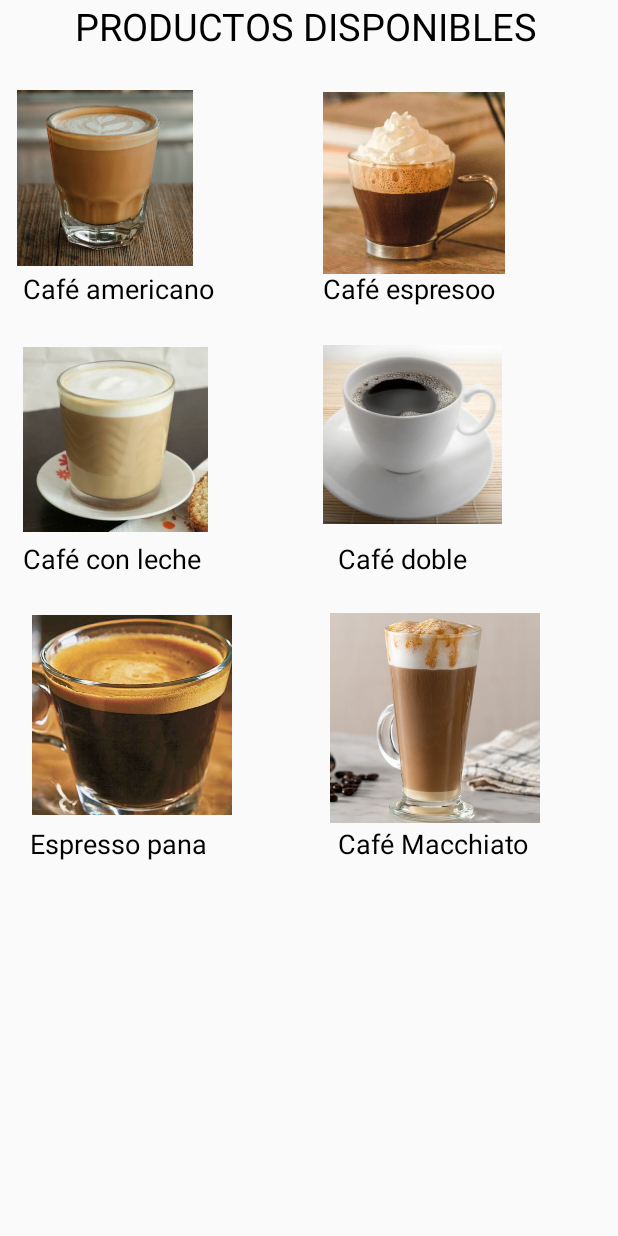
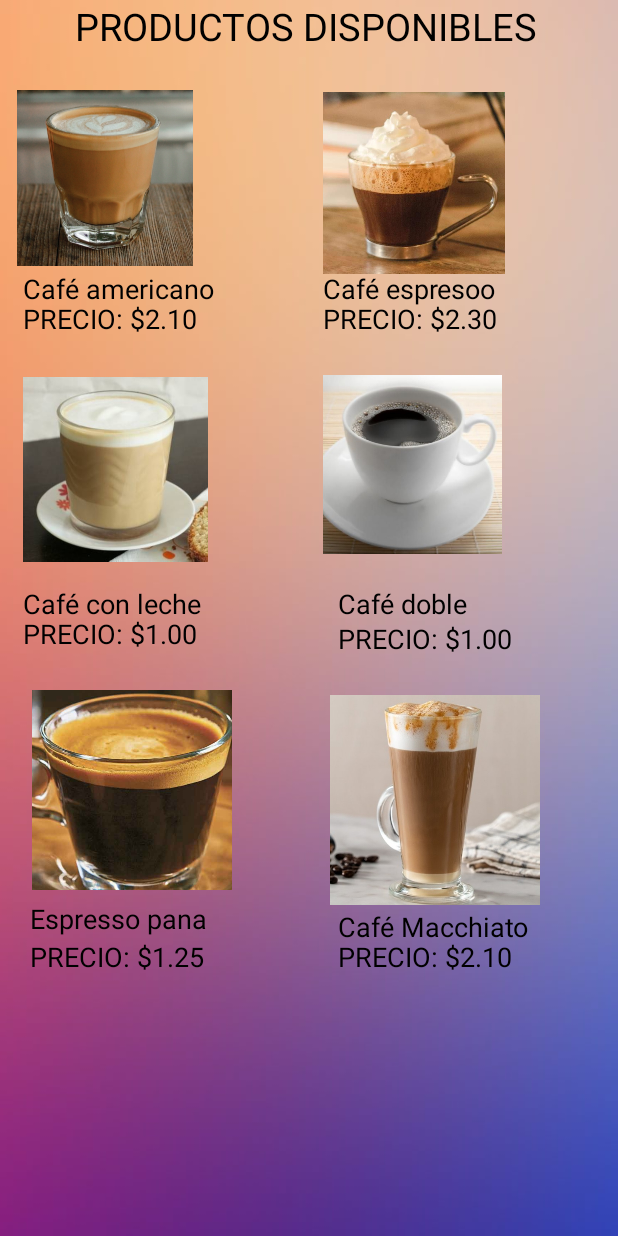
Before and after one commit to kathylopez133/Programacionlll, an Android app: the layout fragment_gallery.xml on its own in the app's theme, with its tools: preview values and no code run, on a phone screen of 412 x 824 dp. Run offline under Robolectric (Android 15) with nearby library versions, the phone set to English and light mode, and no system bars.

Commit message:
proyecto final pantalla

```diff
--- a/app/src/main/java/com/example/programacionlll/MainActivity2.java
+++ b/app/src/main/java/com/example/programacionlll/MainActivity2.java
@@ -52,4 +52,5 @@ public class MainActivity2 extends AppCompatActivity {
         return NavigationUI.navigateUp(navController, mAppBarConfiguration)
                 || super.onSupportNavigateUp();
     }
+
 }
--- a/app/src/main/res/layout/fragment_gallery.xml
+++ b/app/src/main/res/layout/fragment_gallery.xml
@@ -4,6 +4,7 @@
     xmlns:tools="http://schemas.android.com/tools"
     android:layout_width="match_parent"
     android:layout_height="match_parent"
+    android:background="@drawable/fondo"
     tools:context=".ui.gallery.GalleryFragment">
 
 
@@ -33,6 +34,16 @@
         android:textColor="@android:color/black"
         android:text="Café americano" />
 
+    <TextView
+        android:id="@+id/textView8"
+        android:layout_width="wrap_content"
+        android:layout_height="wrap_content"
+        android:layout_marginLeft="15dp"
+        android:layout_marginTop="200dp"
+        android:textSize="18sp"
+        android:textColor="@android:color/black"
+        android:text="PRECIO: $2.10" />
+
     <ImageView
         android:id="@+id/imgespresso"
         android:layout_width="121dp"
@@ -49,12 +60,21 @@
         android:textSize="18sp"
         android:textColor="@android:color/black"
         android:text="Café espresoo" />
+    <TextView
+        android:id="@+id/textView9"
+        android:layout_width="wrap_content"
+        android:layout_height="wrap_content"
+        android:layout_marginLeft="215dp"
+        android:layout_marginTop="200dp"
+        android:textSize="18sp"
+        android:textColor="@android:color/black"
+        android:text="PRECIO: $2.30" />
 
     <ImageView
         android:id="@+id/imgcafeconleche"
         android:layout_width="123dp"
         android:layout_height="145dp"
-        android:layout_marginTop="220dp"
+        android:layout_marginTop="240dp"
         android:layout_marginLeft="15dp"
         android:src="@mipmap/cafeconleche" />
 
@@ -63,16 +83,26 @@
         android:layout_width="wrap_content"
         android:layout_height="wrap_content"
         android:layout_marginLeft="15dp"
-        android:layout_marginTop="360dp"
+        android:layout_marginTop="390dp"
         android:textSize="18sp"
         android:textColor="@android:color/black"
         android:text="Café con leche" />
+
+    <TextView
+        android:id="@+id/textView10"
+        android:layout_width="wrap_content"
+        android:layout_height="wrap_content"
+        android:layout_marginLeft="15dp"
+        android:layout_marginTop="410dp"
+        android:textSize="18sp"
+        android:textColor="@android:color/black"
+        android:text="PRECIO: $1.00" />
 
     <ImageView
         android:id="@+id/imgdoble"
         android:layout_width="119dp"
         android:layout_height="139dp"
-        android:layout_marginTop="220dp"
+        android:layout_marginTop="240dp"
         android:layout_marginLeft="215dp"
         android:src="@mipmap/doble" />
 
@@ -81,16 +111,25 @@
         android:layout_width="wrap_content"
         android:layout_height="wrap_content"
         android:layout_marginLeft="225dp"
-        android:layout_marginTop="360dp"
+        android:layout_marginTop="390dp"
         android:textSize="18sp"
         android:textColor="@android:color/black"
         android:text="Café doble" />
+    <TextView
+        android:id="@+id/textView11"
+        android:layout_width="wrap_content"
+        android:layout_height="wrap_content"
+        android:layout_marginLeft="225dp"
+        android:layout_marginTop="413dp"
+        android:textSize="18sp"
+        android:textColor="@android:color/black"
+        android:text="PRECIO: $1.00" />
 
     <ImageView
         android:id="@+id/imgpana"
         android:layout_width="145dp"
         android:layout_height="133dp"
-        android:layout_marginTop="410dp"
+        android:layout_marginTop="460dp"
         android:layout_marginLeft="15dp"
         android:src="@mipmap/espressopana" />
 
@@ -99,27 +138,47 @@
         android:layout_width="wrap_content"
         android:layout_height="wrap_content"
         android:layout_marginLeft="20dp"
-        android:layout_marginTop="550dp"
+        android:layout_marginTop="600dp"
         android:textSize="18sp"
         android:textColor="@android:color/black"
         android:text="Espresso pana" />
+
+    <TextView
+        android:id="@+id/textView12"
+        android:layout_width="wrap_content"
+        android:layout_height="wrap_content"
+        android:layout_marginLeft="20dp"
+        android:layout_marginTop="625dp"
+        android:textSize="18sp"
+        android:textColor="@android:color/black"
+        android:text="PRECIO: $1.25" />
+
 
     <ImageView
         android:id="@+id/imgmacchiato"
         android:layout_width="140dp"
         android:layout_height="206dp"
         android:layout_marginLeft="220dp"
-        android:layout_marginTop="375dp"
+        android:layout_marginTop="430dp"
         android:src="@mipmap/macchiato" />
     <TextView
         android:id="@+id/textView7"
         android:layout_width="wrap_content"
         android:layout_height="wrap_content"
         android:layout_marginLeft="225dp"
-        android:layout_marginTop="550dp"
+        android:layout_marginTop="605dp"
         android:textSize="18sp"
         android:textColor="@android:color/black"
         android:text="Café Macchiato" />
 
+    <TextView
+        android:id="@+id/textView13"
+        android:layout_width="wrap_content"
+        android:layout_height="wrap_content"
+        android:layout_marginLeft="225dp"
+        android:layout_marginTop="625dp"
+        android:textSize="18sp"
+        android:textColor="@android:color/black"
+        android:text="PRECIO: $2.10" />
 
 </RelativeLayout>
```
Also changed, not shown: app/src/main/java/com/example/programacionlll/MainActivity.java (+17 -0 lines), app/src/main/res/layout/activity_main.xml (+11 -0 lines), app/src/main/res/layout/fragment_slideshow.xml (+57 -3 lines), app/src/main/res/values/strings.xml (+1 -9 lines).
